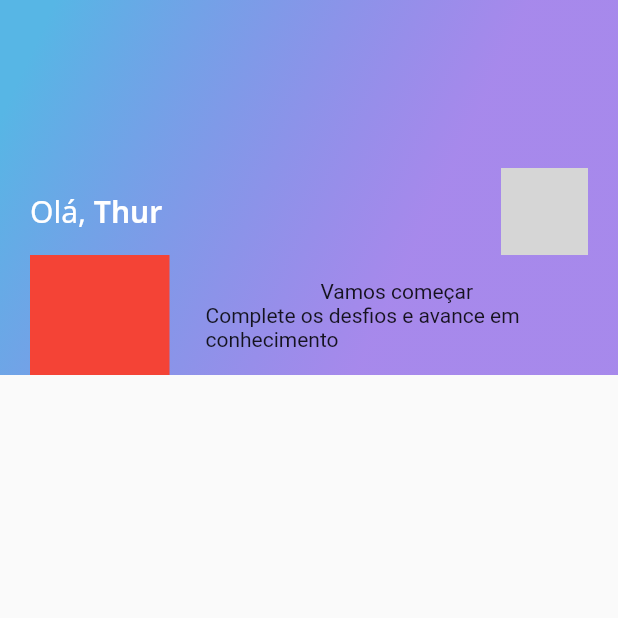
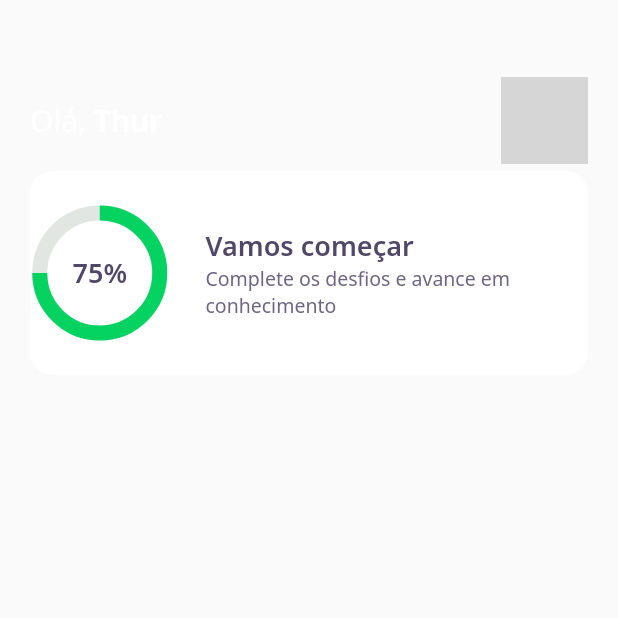
Before and after one commit to Arthurferrera/devquiz, a Flutter app: the screen it shows after launch, on a phone screen of 412 x 824 dp, the top half of it. Run offline on Flutter 3.47's test engine with Material 2 defaults, Android fonts, the phone set to English and light mode, and no system bars; our stand-ins replace google_fonts; network calls fail; grey boxes are pictures that could not be loaded.

Commit message:
score card

```diff
--- a/lib/home/widgets/appbar/app_bar_widget.dart
+++ b/lib/home/widgets/appbar/app_bar_widget.dart
@@ -10,12 +10,13 @@ class AppBarWidget extends PreferredSize {
           preferredSize: Size.fromHeight(250),
           child: Container(
             height: 250,
-            decoration: BoxDecoration(gradient: AppGradients.linear),
+            child: Stack(
+              children: [
+                Container(
+                  height: 161,
                   padding: const EdgeInsets.symmetric(horizontal: 20),
-            child: Column(
-              mainAxisAlignment: MainAxisAlignment.end,
-              children: [
-                Row(
+                  width: double.maxFinite,
+                  child: Row(
                     mainAxisAlignment: MainAxisAlignment.spaceBetween,
                     children: [
                       Text.rich(TextSpan(
@@ -38,7 +39,11 @@ class AppBarWidget extends PreferredSize {
                       )
                     ],
                   ),
-                ScoreCardWidget()
+                ),
+                Align(
+                  alignment: Alignment(0.0, 1.0),
+                  child: ScoreCardWidget(),
+                )
               ],
             ),
           ),
--- /dev/null
+++ b/lib/home/widgets/chart/chart_widget.dart
@@ -0,0 +1,37 @@
+import 'package:devquiz/core/core.dart';
+import 'package:flutter/material.dart';
+
+class ChartWidget extends StatelessWidget {
+  const ChartWidget({Key? key}) : super(key: key);
+
+  @override
+  Widget build(BuildContext context) {
+    return Container(
+      height: 80,
+      width: 80,
+      child: Stack(
+        children: [
+          Center(
+            child: Container(
+              height: 80,
+              width: 80,
+              child: CircularProgressIndicator(
+                strokeWidth: 10,
+                value: .75,
+                backgroundColor: AppColors.chartSecondary,
+                valueColor:
+                    AlwaysStoppedAnimation<Color>(AppColors.chartPrimary),
+              ),
+            ),
+          ),
+          Center(
+            child: Text(
+              "75%",
+              style: AppTextStyles.heading,
+            ),
+          )
+        ],
+      ),
+    );
+  }
+}
--- a/lib/home/widgets/score_card/score_card_widget.dart
+++ b/lib/home/widgets/score_card/score_card_widget.dart
@@ -1,3 +1,5 @@
+import 'package:devquiz/core/core.dart';
+import 'package:devquiz/home/widgets/chart/chart_widget.dart';
 import 'package:flutter/material.dart';
 
 class ScoreCardWidget extends StatelessWidget {
@@ -5,30 +7,38 @@ class ScoreCardWidget extends StatelessWidget {
 
   @override
   Widget build(BuildContext context) {
-    return Container(
+    return Padding(
+      padding: const EdgeInsets.only(left: 20, right: 20),
+      child: Container(
+        height: 136,
+        decoration: BoxDecoration(
+            color: AppColors.white, borderRadius: BorderRadius.circular(15)),
         child: Row(
+          crossAxisAlignment: CrossAxisAlignment.center,
           children: [
-          Expanded(
-            flex: 1,
-            child: Container(
-              width: 80,
-              height: 80,
-              color: Colors.red,
-            ),
-          ),
+            Expanded(flex: 1, child: ChartWidget()),
             Expanded(
                 flex: 3,
                 child: Padding(
                   padding: const EdgeInsets.only(left: 24),
                   child: Column(
+                    mainAxisAlignment: MainAxisAlignment.center,
+                    crossAxisAlignment: CrossAxisAlignment.start,
                     children: [
-                    Text("Vamos começar"),
-                    Text("Complete os desfios e avance em conhecimento"),
+                      Text(
+                        "Vamos começar",
+                        style: AppTextStyles.heading,
+                      ),
+                      Text(
+                        "Complete os desfios e avance em conhecimento",
+                        style: AppTextStyles.body,
+                      ),
                     ],
                   ),
                 )),
           ],
         ),
+      ),
     );
   }
 }
```
Lines whose indentation alone changed are shown as unchanged.
